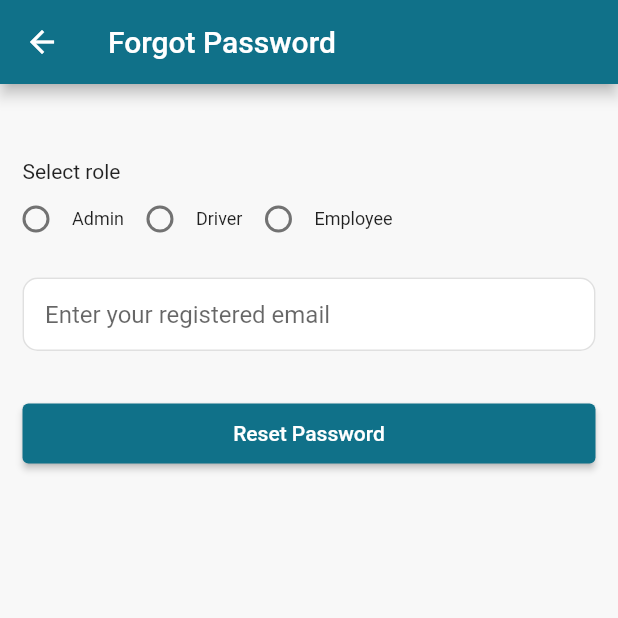
After one commit to aniket-yadav/corporate-transport, a Flutter app: the screen it shows after launch, after a tap on "Forgot password", on a phone screen of 412 x 824 dp, the top half of it. The commit adds this screen. Run offline on Flutter 3.47's test engine with Material 2 defaults, Android fonts, the phone set to English and light mode, and no system bars; our stand-ins replace firebase_core, flutter_switch, google_maps_flutter, image_picker, jiffy, location and 2 more; missing offline and left inert: encrypt; accounts and stored records are empty; network calls fail; Roboto replaces fonts that are missing (Cardo).

Commit message:
forgot password

```diff
--- a/lib/controller/data_controller.dart
+++ b/lib/controller/data_controller.dart
@@ -42,7 +42,8 @@ class DataController with ChangeNotifier {
       'password': password,
     };
     var res = await serviceCallPost(body: body, path: services.login);
-
+    print(res.body);
+    print(res.statusCode);
     if (res.statusCode == 200) {
       Response response = Response.fromJson(jsonDecode(res.body));
       if (response.success == true) {
@@ -56,10 +57,13 @@ class DataController with ChangeNotifier {
         } else if (role == Role.driver.name) {
           Navigator.of(GlobalVariable.navState.currentContext!)
               .pushReplacementNamed(DriverMainScreen.routeName);
-        } else if (role == Role.rider.name) {
+        } else if (role == Role.employee.name) {
           Navigator.of(GlobalVariable.navState.currentContext!)
               .pushReplacementNamed(EmployeeMainScreen.routeName);
         }
+        snackBar(
+            response.message ?? '', GlobalVariable.navState.currentContext!);
+      } else {
         snackBar(
             response.message ?? '', GlobalVariable.navState.currentContext!);
       }
@@ -73,7 +77,7 @@ class DataController with ChangeNotifier {
       endPoint = services.getAdmin;
     } else if (role == Role.driver.name) {
       endPoint = services.getDriver;
-    } else if (role == Role.rider.name) {
+    } else if (role == Role.employee.name) {
       endPoint = services.getRider;
     }
     if (endPoint.isEmpty) {
@@ -474,7 +478,7 @@ class DataController with ChangeNotifier {
     print(res.statusCode);
     print(res.body);
 
-   if (res.statusCode == 200) {
+    if (res.statusCode == 200) {
       EmployeesResponse employeesResponse =
           EmployeesResponse.fromJson(jsonDecode(res.body));
       if (employeesResponse.success == true) {
@@ -491,12 +495,10 @@ class DataController with ChangeNotifier {
     }
   }
 
-
-void updateRidingStatus({required String userid, String? status}) async {
+  void updateRidingStatus({required String userid, String? status}) async {
     Map<String, dynamic> body = {
       "userid": userid,
       "status": status,
-
     };
 
     var res = await serviceCallPost(
@@ -512,4 +514,26 @@ void updateRidingStatus({required String userid, String? status}) async {
     }
   }
 
+  void resetPassword({required String role, required String email}) async {
+    Map<String, dynamic> body = {
+      "role": role,
+      "email": email,
+    };
+
+    var res = await serviceCallPost(
+      body: body,
+      path: services.resetPassword,
+    );
+
+    print(res.statusCode);
+    print(res.body);
+
+    if (res.statusCode == 200) {
+      Response response = Response.fromJson(jsonDecode(res.body));
+      snackBar(response.message ?? '', GlobalVariable.navState.currentContext!);
+      if (response.success == true) {
+        Navigator.of(GlobalVariable.navState.currentContext!).pop();
+      }
+    }
+  }
 }
--- a/lib/enum/roles.dart
+++ b/lib/enum/roles.dart
@@ -1,5 +1,5 @@
 enum Role{
   admin,
   driver,
-  rider,
+  employee,
 }
--- a/lib/menu/employee_menu_screen.dart
+++ b/lib/menu/employee_menu_screen.dart
@@ -1,7 +1,9 @@
 import 'package:corporatetransportapp/menu/menu_header.dart';
+import 'package:corporatetransportapp/utils/session_manager.dart';
 import 'package:corporatetransportapp/view/add_feedback.dart';
 import 'package:corporatetransportapp/view/change_password.dart';
 import 'package:corporatetransportapp/view/employee/chat.dart';
+import 'package:corporatetransportapp/view/login.dart';
 import 'package:flutter/material.dart';
 
 class EmployeeMenuScreen extends StatefulWidget {
@@ -154,8 +156,12 @@ class _EmployeeMenuScreenState extends State<EmployeeMenuScreen> {
                     ),
                   ),
                   InkWell(
-                    onTap: () {
-                      widget.closeDrawer!();
+                    onTap: () async {
+                      SessionManager.signOut();
+                      if (!(await SessionManager.hasUser())) {
+                        Navigator.of(context).pushNamedAndRemoveUntil(
+                            Login.routeName, (Route<dynamic> route) => false);
+                      }
                     },
                     child: Container(
                       padding: const EdgeInsets.symmetric(
--- a/lib/route/routes.dart
+++ b/lib/route/routes.dart
@@ -8,6 +8,7 @@ import 'package:corporatetransportapp/view/change_password.dart';
 import 'package:corporatetransportapp/view/driver/driver_main_screen.dart';
 import 'package:corporatetransportapp/view/employee/chat.dart';
 import 'package:corporatetransportapp/view/employee/employee_main_screen.dart';
+import 'package:corporatetransportapp/view/forgot_password.dart';
 import 'package:corporatetransportapp/view/login.dart';
 import 'package:corporatetransportapp/view/splash_screen.dart';
 import 'package:flutter/material.dart';
@@ -25,4 +26,5 @@ final Map<String, Widget Function(BuildContext)> routes = {
   ChangePassword.routeName: (_) => const ChangePassword(),
   Chat.routeName: (_) => const Chat(),
   Login.routeName: (_) => const Login(),
+  ForgotPassword.routeName: (_) => const ForgotPassword(),
 };
--- a/lib/service/services.dart
+++ b/lib/service/services.dart
@@ -17,3 +17,4 @@ const updateLocationService = "api/update_location.php";
 const getVehicle = "api/get_vehicle.php";
 const myPasssengers = "api/my_passengers.php";
 const updateRidingStatus = "api/update_riding.php";
+const resetPassword = "api/reset_password.php";
--- /dev/null
+++ b/lib/view/forgot_password.dart
@@ -0,0 +1,139 @@
+import 'package:corporatetransportapp/controller/data_controller.dart';
+import 'package:corporatetransportapp/enum/roles.dart';
+import 'package:corporatetransportapp/utils/snackbar.dart';
+import 'package:flutter/material.dart';
+import 'package:provider/provider.dart';
+
+class ForgotPassword extends StatefulWidget {
+  const ForgotPassword({Key? key}) : super(key: key);
+  static const routeName = "/forgotPassword";
+  @override
+  State<ForgotPassword> createState() => _ForgotPasswordState();
+}
+
+class _ForgotPasswordState extends State<ForgotPassword> {
+  final TextEditingController emailController = TextEditingController();
+  Role? _selectedRole;
+  @override
+  Widget build(BuildContext context) {
+    final dataController = Provider.of<DataController>(context);
+    return Scaffold(
+      appBar: AppBar(
+        title: const Text("Forgot Password"),
+      ),
+      body: Column(
+        mainAxisAlignment: MainAxisAlignment.start,
+        crossAxisAlignment: CrossAxisAlignment.start,
+        children: [
+          const SizedBox(
+            height: 50,
+          ),
+          Container(
+            margin: const EdgeInsets.symmetric(
+              horizontal: 15.0,
+            ),
+            child: const Text("Select role"),
+          ),
+          Row(
+            children: [
+              Row(
+                children: [
+                  Radio(
+                      activeColor: const Color(0xFF107189),
+                      value: Role.admin,
+                      groupValue: _selectedRole,
+                      onChanged: (v) {
+                        setState(() {
+                          _selectedRole = Role.admin;
+                        });
+                      }),
+                  const Text(
+                    "Admin",
+                    style: TextStyle(
+                      fontSize: 12.0,
+                    ),
+                  ),
+                ],
+              ),
+              Row(
+                children: [
+                  Radio(
+                      activeColor: const Color(0xFF107189),
+                      value: Role.driver,
+                      groupValue: _selectedRole,
+                      onChanged: (v) {
+                        setState(() {
+                          _selectedRole = Role.driver;
+                        });
+                      }),
+                  const Text(
+                    "Driver",
+                    style: TextStyle(
+                      fontSize: 12.0,
+                    ),
+                  ),
+                ],
+              ),
+              Row(
+                children: [
+                  Radio(
+                      activeColor: const Color(0xFF107189),
+                      value: Role.employee,
+                      groupValue: _selectedRole,
+                      onChanged: (v) {
+                        setState(() {
+                          _selectedRole = Role.employee;
+                        });
+                      }),
+                  const Text(
+                    "Employee",
+                    style: TextStyle(
+                      fontSize: 12.0,
+                    ),
+                  ),
+                ],
+              ),
+            ],
+          ),
+          Container(
+            margin: const EdgeInsets.symmetric(
+              horizontal: 15.0,
+              vertical: 15.0,
+            ),
+            child: TextField(
+              controller: emailController,
+              decoration: const InputDecoration(
+                filled: true,
+                hintText: "Enter your registered email",
+              ),
+            ),
+          ),
+          const SizedBox(
+            height: 20,
+          ),
+          Container(
+            margin: const EdgeInsets.symmetric(
+              horizontal: 15.0,
+            ),
+            width: double.infinity,
+            height: 40,
+            child: ElevatedButton(
+              onPressed: () {
+                FocusScope.of(context).requestFocus(FocusNode());
+                final email = emailController.text.trim();
+                if (email.isEmpty || _selectedRole == null) {
+                  snackBar("Please select role/enter email", context);
+                  return;
+                }
+
+                dataController.resetPassword(
+                    role: _selectedRole?.name ?? '', email: email);
+              },
+              child: const Text("Reset Password"),
+            ),
+          ),
+        ],
+      ),
+    );
+  }
+}
--- a/lib/view/login.dart
+++ b/lib/view/login.dart
@@ -1,4 +1,5 @@
 import 'package:corporatetransportapp/controller/data_controller.dart';
+import 'package:corporatetransportapp/view/forgot_password.dart';
 import 'package:flutter/material.dart';
 import 'package:provider/provider.dart';
 
@@ -144,6 +145,23 @@ class _LoginState extends State<Login> {
                               child: const Text("Login"),
                             ),
                           ),
+                          InkWell(
+                            onTap: () {
+                              Navigator.of(context)
+                                  .pushNamed(ForgotPassword.routeName);
+                            },
+                            child: Container(
+                              alignment: Alignment.center,
+                              padding: const EdgeInsets.all(10),
+                              margin: const EdgeInsets.only(top: 20),
+                              child: const Text(
+                                "Forgot password",
+                                style: TextStyle(
+                                  fontSize: 14.0,
+                                ),
+                              ),
+                            ),
+                          ),
                         ],
                       ),
                     ),
--- a/lib/view/splash_screen.dart
+++ b/lib/view/splash_screen.dart
@@ -36,7 +36,7 @@ class _SplashScreenState extends State<SplashScreen> {
       if (role == Role.admin.name) {
         Navigator.of(GlobalVariable.navState.currentContext!)
             .pushReplacementNamed(AdminMainScreen.routeName);
-      } else if (role == Role.rider.name) {
+      } else if (role == Role.employee.name) {
         Navigator.of(GlobalVariable.navState.currentContext!)
             .pushReplacementNamed(EmployeeMainScreen.routeName);
       } else if (role == Role.driver.name) {
```
Also changed, not shown: lib/menu/driver_menu_screen.dart (line endings or trailing spaces).
